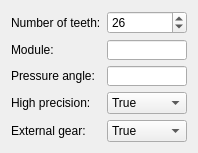
This is src/Mod/PartDesign/InvoluteGearFeature.ui in southseact-3d/fcd as Qt 5 draws it before an edit. The edited form follows.
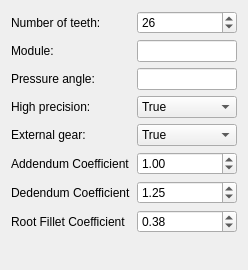
This is the edited form. Custom widgets are drawn as their Qt base class.

Commit message: PD: Add new props to InvoluteGear's task panel

What changed in the file:
```diff
--- a/src/Mod/PartDesign/InvoluteGearFeature.ui
+++ b/src/Mod/PartDesign/InvoluteGearFeature.ui
@@ -6,8 +6,8 @@
    <rect>
     <x>0</x>
     <y>0</y>
-    <width>195</width>
-    <height>142</height>
+    <width>248</width>
+    <height>270</height>
    </rect>
   </property>
   <property name="windowTitle">
@@ -173,6 +173,66 @@
      </item>
     </widget>
    </item>
+   <item row="5" column="0">
+    <widget class="QLabel" name="label">
+     <property name="text">
+      <string>Addendum Coefficient</string>
+     </property>
+    </widget>
+   </item>
+   <item row="5" column="1">
+    <widget class="QDoubleSpinBox" name="doubleSpinBox_Addendum">
+     <property name="maximum">
+      <double>5.000000000000000</double>
+     </property>
+     <property name="singleStep">
+      <double>0.050000000000000</double>
+     </property>
+     <property name="value">
+      <double>1.000000000000000</double>
+     </property>
+    </widget>
+   </item>
+   <item row="6" column="0">
+    <widget class="QLabel" name="label_2">
+     <property name="text">
+      <string>Dedendum Coefficient</string>
+     </property>
+    </widget>
+   </item>
+   <item row="6" column="1">
+    <widget class="QDoubleSpinBox" name="doubleSpinBox_Dedendum">
+     <property name="maximum">
+      <double>5.000000000000000</double>
+     </property>
+     <property name="singleStep">
+      <double>0.050000000000000</double>
+     </property>
+     <property name="value">
+      <double>1.250000000000000</double>
+     </property>
+    </widget>
+   </item>
+   <item row="7" column="0">
+    <widget class="QLabel" name="label_3">
+     <property name="text">
+      <string>Root Fillet Coefficient</string>
+     </property>
+    </widget>
+   </item>
+   <item row="7" column="1">
+    <widget class="QDoubleSpinBox" name="doubleSpinBox_RootFillet">
+     <property name="maximum">
+      <double>2.000000000000000</double>
+     </property>
+     <property name="singleStep">
+      <double>0.020000000000000</double>
+     </property>
+     <property name="value">
+      <double>0.380000000000000</double>
+     </property>
+    </widget>
+   </item>
   </layout>
  </widget>
  <customwidgets>
```
The commit also changes 1 other file.
